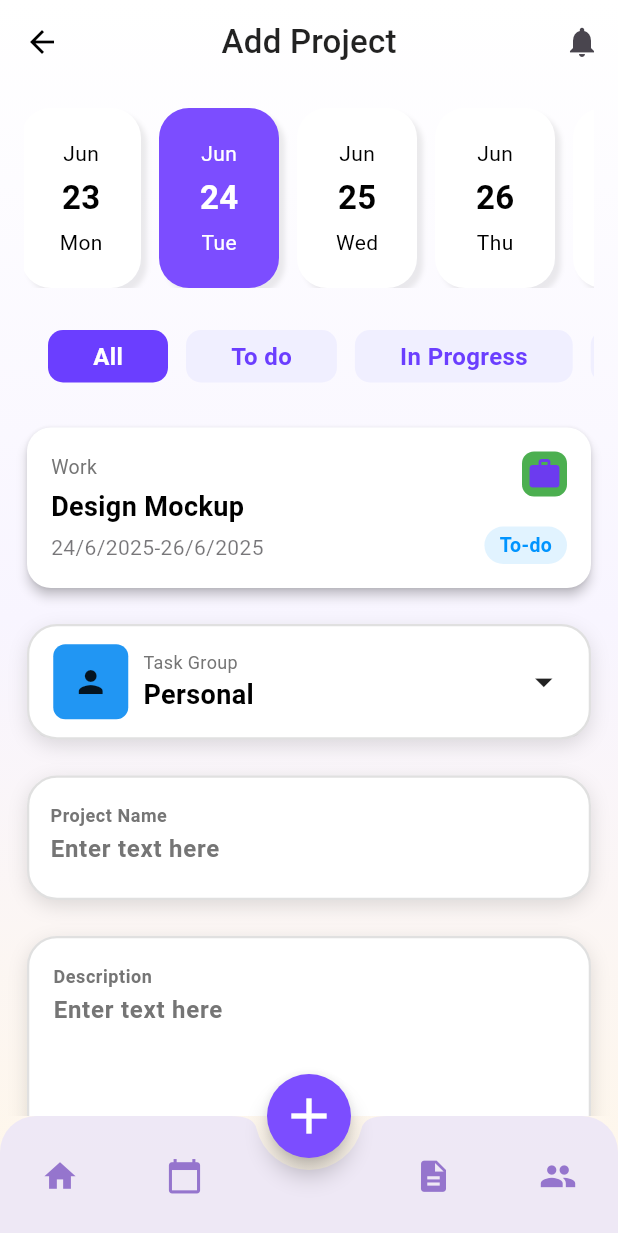
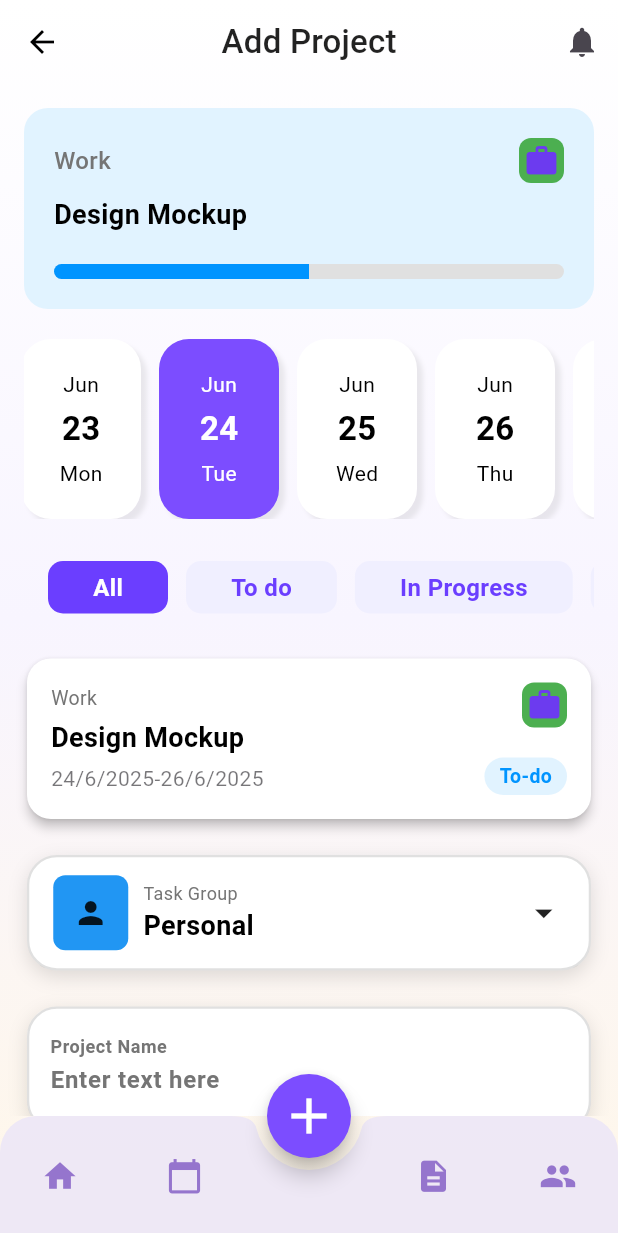
Before and after one commit to LucHo251025/Task-Manager-App, a Flutter app: the screen it shows after launch, on a phone screen of 412 x 824 dp. Shown: the top 1233 px of the screen. Run offline on Flutter 3.47's test engine with Material 3 defaults, Android fonts, the phone set to English and light mode, and no system bars; our stand-ins replace flutter_bloc, font_awesome_flutter; Roboto replaces fonts that are missing (Urbanist).

Commit message:
create project_card_process

```diff
--- a/lib/features/task/presentation/pages/add_project_screen.dart
+++ b/lib/features/task/presentation/pages/add_project_screen.dart
@@ -3,6 +3,7 @@ import 'package:task_manager_app/features/task/domain/entities/project_entity.da
 import 'package:task_manager_app/features/task/domain/entities/task_entity.dart';
 import 'package:task_manager_app/features/task/domain/entities/task_group_entity.dart';
 import 'package:task_manager_app/features/task/presentation/widgets/horizontal_date_picker.dart';
+import 'package:task_manager_app/features/task/presentation/widgets/project_card_process.dart';
 import 'package:task_manager_app/features/task/presentation/widgets/select_date.dart';
 import 'package:task_manager_app/features/task/presentation/widgets/status_tabbar.dart';
 import 'package:task_manager_app/features/task/presentation/widgets/task_card.dart';
@@ -85,6 +86,55 @@ class _AddProjectScreenState extends State<AddProjectScreen> {
               padding: const EdgeInsets.all(16.0),
               child: Column(
                 children: [
+                  ProjectCardProcess(group: TaskGroupEntity(
+                    id: '1',
+                    name: 'Work',
+                    projects: [
+                      ProjectEntity(
+                        id: 'p1',
+                        groupId: '1',
+                        description: 'Work-related projects and tasks',
+                        name: 'Project Alpha',
+                        tasks: [
+                          TaskEntity(
+                            id: "1",
+                            projectId: "1",
+                            title: "Design Mockup",
+                            status: "isProcesss",
+                            startDate: DateTime.now(),
+                            endDate: DateTime.now().add(Duration(days: 2)),
+                          ),
+                          TaskEntity(
+                            id: "2",
+                            projectId: "1",
+                            title: "Develop Backend",
+                            status: "isProcesss",
+                            startDate: DateTime.now(),
+                            endDate: DateTime.now().add(Duration(days: 3)),
+                          )
+                        ],
+                        status: 'done',
+                        startDate: DateTime.now(),
+                        endDate: DateTime.now().add(Duration(days: 5)),
+                      ),
+                    ],
+                    icon: Icon(
+                      Icons.work,
+                      color: Color(0xFF6C3BEF),
+                    ),
+                    iconColor: Colors.green,
+                  ), task: TaskEntity(
+                    id: "1",
+                    projectId: "1",
+                    title: "Design Mockup",
+                    status: "isProcesss",
+                    startDate: DateTime.now(),
+                    endDate: DateTime.now().add(Duration(days: 2)),
+                  )
+                  ),
+                  SizedBox(
+                    height: 20,
+                  ),
                   HorizontalDatePicker(
                     initialDate: DateTime.now(),
                     onDateSelected: (pickedDate) {
--- /dev/null
+++ b/lib/features/task/presentation/widgets/project_card_process.dart
@@ -0,0 +1,80 @@
+import 'package:flutter/material.dart';
+import 'package:task_manager_app/features/task/domain/entities/task_entity.dart';
+import 'package:task_manager_app/features/task/domain/entities/task_group_entity.dart';
+
+class ProjectCardProcess extends StatelessWidget {
+  final TaskGroupEntity group;
+  final TaskEntity task;
+
+  const ProjectCardProcess({
+    super.key,
+    required this.group,
+    required this.task,
+  });
+
+  @override
+  Widget build(BuildContext context) {
+    final theme = Theme.of(context);
+    return Container(
+      width: double.infinity,
+      padding: const EdgeInsets.all(20),
+      decoration: BoxDecoration(
+        color: const  Color(0xFFE1F3FF),
+        borderRadius: BorderRadius.circular(16)
+      ),
+      child: Column(
+        crossAxisAlignment: CrossAxisAlignment.start,
+        mainAxisAlignment: MainAxisAlignment.start,
+        children: [
+          Row(
+            mainAxisAlignment: MainAxisAlignment.spaceBetween,
+            children: [
+              Expanded(
+                child: Text(
+                  group.name,
+                  style: TextStyle(
+                    fontSize: 16,
+                    color: Colors.grey[600],
+                    fontWeight: FontWeight.w500,
+                  ),
+                ),
+              ),
+              Container(
+                  width: 30,
+                  height: 30,
+                  decoration: BoxDecoration(
+                    color:group.iconColor,
+                    borderRadius: BorderRadius.circular(8),
+                  ),
+                  child:group.icon
+              ),
+            ],
+          ),
+          const SizedBox(height: 8),
+
+          Text(
+            task.title,
+            style: TextStyle(
+              fontSize: 18,
+              fontWeight: FontWeight.bold,
+              color: theme.colorScheme.onSecondary,
+            ),
+          ),
+          const SizedBox(height: 20),
+
+          ClipRRect(
+            borderRadius: BorderRadius.circular(10),
+            child: LinearProgressIndicator(
+              value: 50 / 100,
+              minHeight: 10,
+              backgroundColor: Colors.grey[300],
+              valueColor: AlwaysStoppedAnimation<Color>(
+                  Color(0xFF0094FF)
+              ),
+            ),
+          )
+        ],
+      ),
+    );
+  }
+}
```
